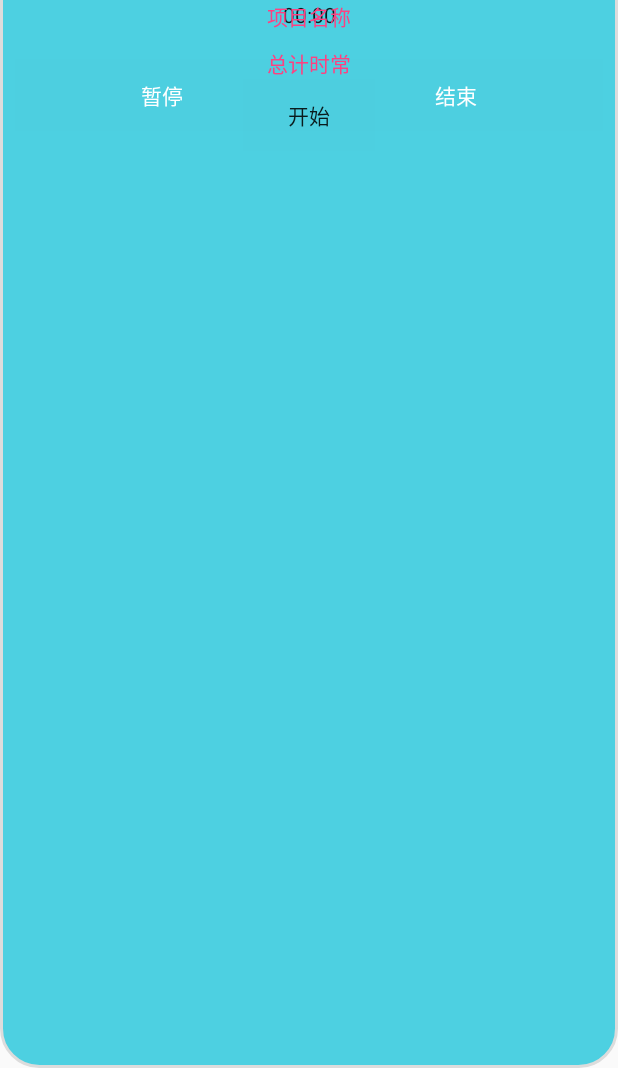
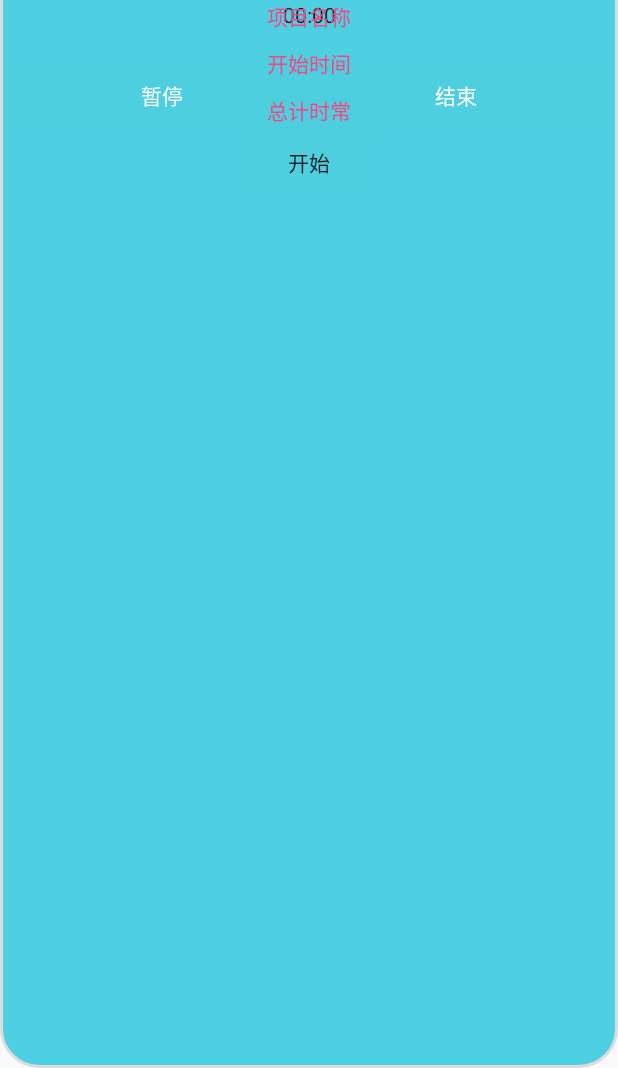
Before and after one commit to HuixingWong/timelog, an Android app: the layout recycleview_item.xml on its own in the app's theme, with its tools: preview values and no code run, on a phone screen of 412 x 824 dp, the part 168-1236 px from its top. Run offline under Robolectric (Android 15) with nearby library versions, the phone set to English and light mode, and no system bars; plain views replace EasyFlipView.

Commit message:
添加开始时间的显示

```diff
--- a/app/src/main/res/layout/flap_front.xml
+++ b/app/src/main/res/layout/flap_front.xml
@@ -27,8 +27,8 @@
         />
 
     <TextView
-        android:id="@+id/tv_counttime"
-        android:text="总计时常"
+        android:id="@+id/tv_starttime"
+        android:text="开始时间"
         android:textColor="@color/colorAccent"
         android:layout_width="wrap_content"
         android:layout_height="wrap_content"
@@ -36,6 +36,18 @@
         android:layout_marginTop="10dp"
         android:layout_below="@+id/tv_project_name"
         />
+
+    <TextView
+            android:id="@+id/tv_counttime"
+            android:text="总计时常"
+            android:textColor="@color/colorAccent"
+            android:layout_width="wrap_content"
+            android:layout_height="wrap_content"
+            android:layout_centerHorizontal="true"
+            android:layout_marginTop="10dp"
+            android:layout_below="@+id/tv_starttime"
+    />
+
 
 
 
```
Also changed, not shown: app/src/main/java/com/example/dogoodsoft_app/timelog/adapter/MyItemRecyclerViewAdapter2.java (+7 -8 lines), app/src/main/java/com/example/dogoodsoft_app/timelog/utils/TimeUtils.java (+13 -0 lines).
